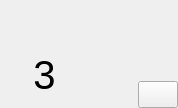
Above: Agricola_Front/Basic/round_stack.ui from kimmoney/Agricola before the change. Below: the same form after it.
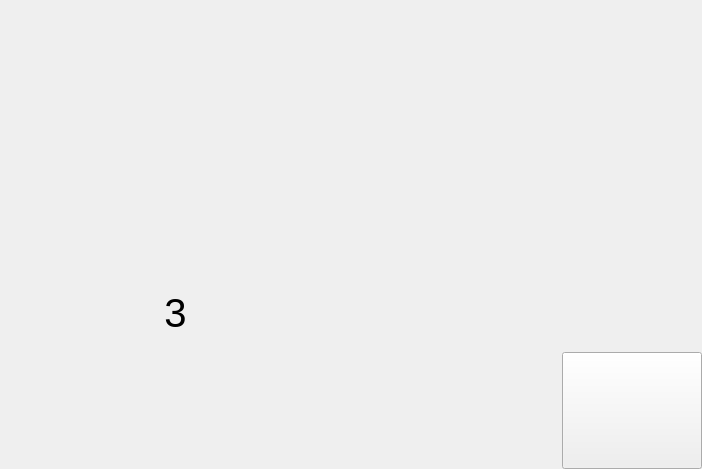
That is the form after the change. Icons and pictures are not drawn.

```diff
--- a/Agricola_Front/Basic/round_stack.ui
+++ b/Agricola_Front/Basic/round_stack.ui
@@ -6,8 +6,8 @@
    <rect>
     <x>0</x>
     <y>0</y>
-    <width>178</width>
-    <height>108</height>
+    <width>702</width>
+    <height>469</height>
    </rect>
   </property>
   <property name="windowTitle">
@@ -33,25 +33,22 @@
     <number>0</number>
    </property>
    <item>
-    <layout class="QVBoxLayout" name="verticalLayout" stretch="3,5">
+    <layout class="QVBoxLayout" name="verticalLayout" stretch="1,2">
      <property name="spacing">
       <number>0</number>
      </property>
      <item>
-      <widget class="QPushButton" name="pushButton_5">
-       <property name="sizePolicy">
-        <sizepolicy hsizetype="Minimum" vsizetype="Minimum">
-         <horstretch>0</horstretch>
-         <verstretch>0</verstretch>
-        </sizepolicy>
+      <spacer name="verticalSpacer">
+       <property name="orientation">
+        <enum>Qt::Vertical</enum>
        </property>
-       <property name="styleSheet">
-        <string notr="true">border: none;</string>
+       <property name="sizeHint" stdset="0">
+        <size>
+         <width>20</width>
+         <height>40</height>
+        </size>
        </property>
-       <property name="text">
-        <string/>
-       </property>
-      </widget>
+      </spacer>
      </item>
      <item>
       <widget class="QPushButton" name="pushButton_4">
```
Left out of the diff: 2 changed lines with no effect on the pictures.
